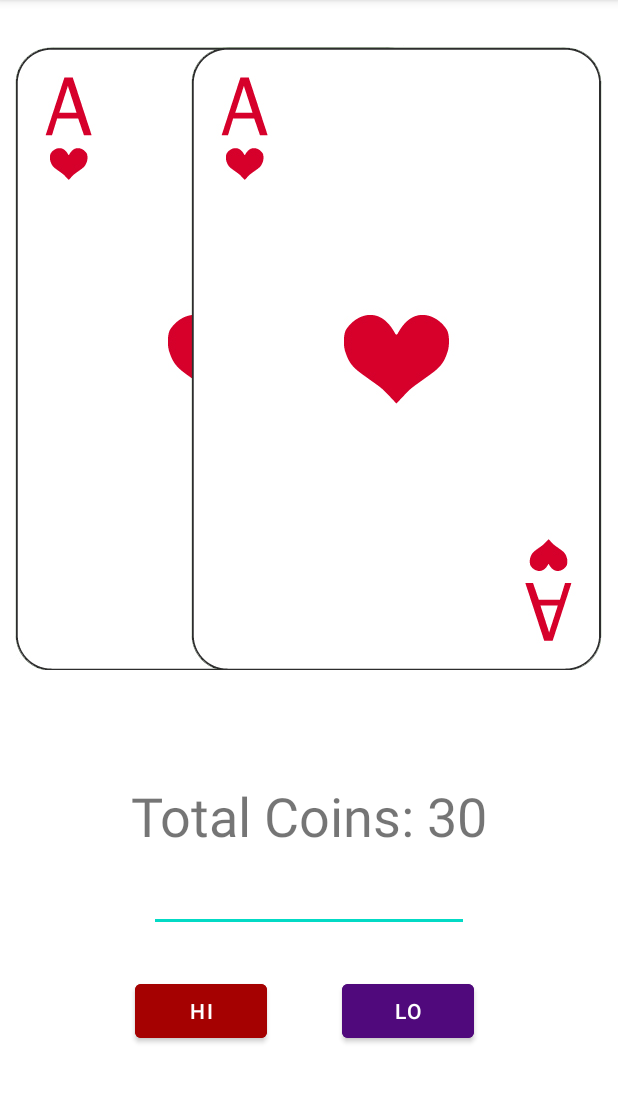
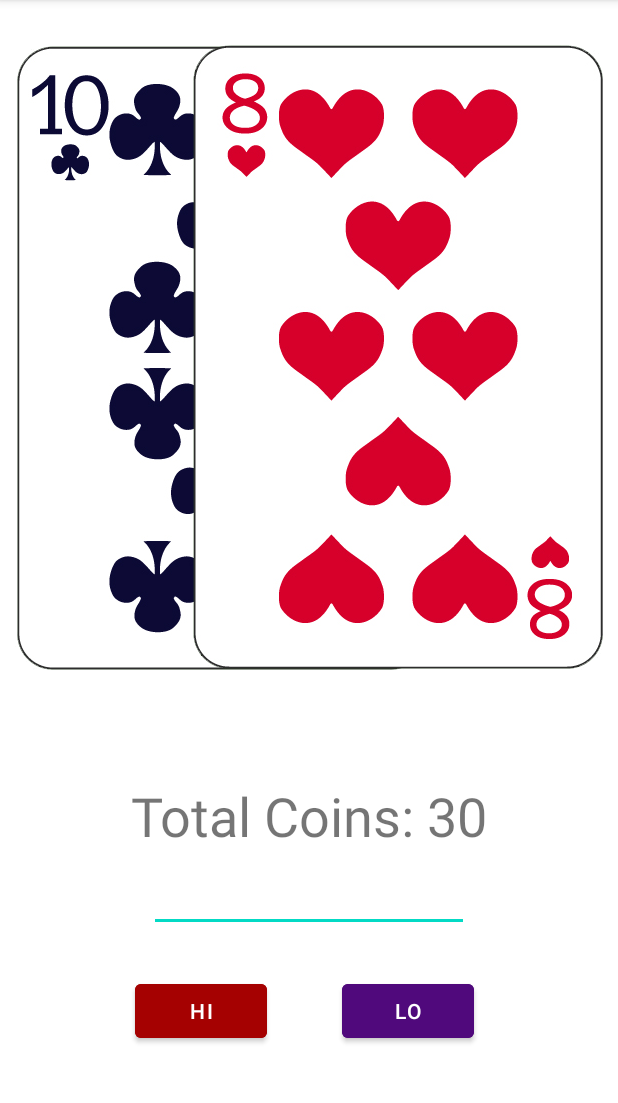
Before and after one commit to Viktorjb/AndroidCardGame, an Android app: the SecondActivity screen opened directly, with no data from a screen before it, after a tap on "LO", on a phone screen of 412 x 824 dp, the part 84-1187 px from its top. Run offline under Robolectric (Android 15) with nearby library versions, the phone set to English and light mode, and no system bars; 1 other tap on this screen came first.

Commit message:
slight changes

```diff
--- a/app/src/main/java/com/example/androidcardgame/SecondActivity.kt
+++ b/app/src/main/java/com/example/androidcardgame/SecondActivity.kt
@@ -41,11 +41,13 @@ class SecondActivity : AppCompatActivity() {
         var lobutton = findViewById<Button>(R.id.loButton)
 
         hibutton.setOnClickListener{
-            card1.setImageResource(R.drawable.hearts_1)
+            randomiseCard(1)
+            showCardFront(1)
         }
 
         lobutton.setOnClickListener{
-            card2.setImageResource(drawables.hearts[1]!!)
+            randomiseCard(2)
+            showCardFront(2)
         }
 
         // To here
@@ -86,10 +88,10 @@ class SecondActivity : AppCompatActivity() {
             if(c1.suit == "Cloves") card1.setImageResource(drawables.cloves[c1.number]!!)
             if(c1.suit == "Diamonds") card1.setImageResource(drawables.diamonds[c1.number]!!)
         } else if(i == 2){
-            if(c2.suit == "Hearts") card1.setImageResource(drawables.hearts[c2.number]!!)
-            if(c2.suit == "Spades") card1.setImageResource(drawables.spades[c2.number]!!)
-            if(c2.suit == "Cloves") card1.setImageResource(drawables.cloves[c2.number]!!)
-            if(c2.suit == "Diamonds") card1.setImageResource(drawables.diamonds[c2.number]!!)
+            if(c2.suit == "Hearts") card2.setImageResource(drawables.hearts[c2.number]!!)
+            if(c2.suit == "Spades") card2.setImageResource(drawables.spades[c2.number]!!)
+            if(c2.suit == "Cloves") card2.setImageResource(drawables.cloves[c2.number]!!)
+            if(c2.suit == "Diamonds") card2.setImageResource(drawables.diamonds[c2.number]!!)
         }
     }
 
```
